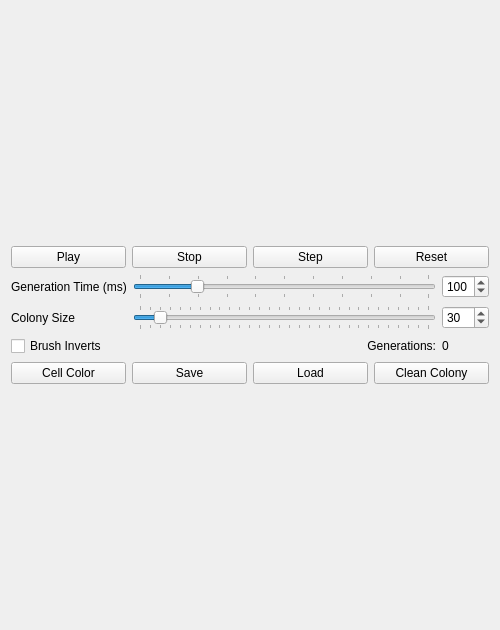
ingver-valhalla/game-of-life, file gameoflifemain.ui: the form before one commit.
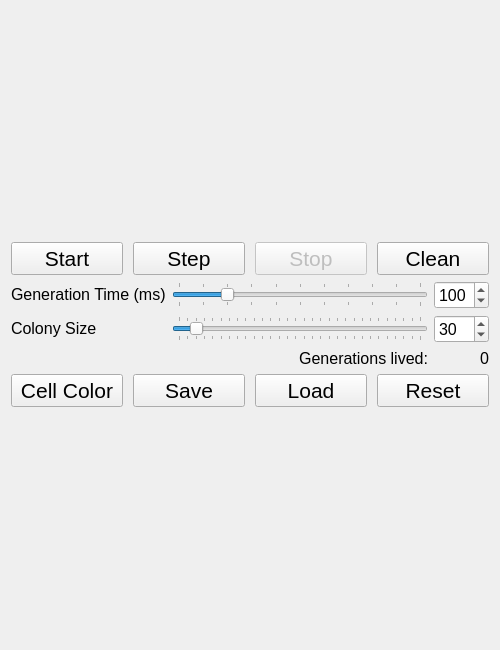
The form after the commit.

Commit message: Fill cell on LMB, clear on RMB; removed redundant widgets; made some refactoring

Patch:
```diff
--- a/gameoflifemain.ui
+++ b/gameoflifemain.ui
@@ -7,7 +7,7 @@
     <x>0</x>
     <y>0</y>
     <width>500</width>
-    <height>630</height>
+    <height>650</height>
    </rect>
   </property>
   <property name="sizePolicy">
@@ -25,7 +25,7 @@
   <widget class="QWidget" name="centralWidget">
    <layout class="QVBoxLayout" name="verticalLayout">
     <item>
-     <layout class="QVBoxLayout" name="mainLayout">
+     <layout class="QVBoxLayout" name="mainLayout" stretch="0,0">
       <property name="sizeConstraint">
        <enum>QLayout::SetFixedSize</enum>
       </property>
@@ -38,33 +38,77 @@
       </item>
       <item>
        <layout class="QVBoxLayout" name="settingsLayout">
+        <property name="sizeConstraint">
+         <enum>QLayout::SetMinimumSize</enum>
+        </property>
         <item>
          <layout class="QHBoxLayout" name="controlsLayout">
+          <property name="spacing">
+           <number>10</number>
+          </property>
+          <property name="leftMargin">
+           <number>0</number>
+          </property>
           <item>
-           <widget class="QPushButton" name="playButton">
-            <property name="text">
-             <string>Play</string>
+           <widget class="QPushButton" name="startButton">
+            <property name="font">
+             <font>
+              <pointsize>16</pointsize>
+              <weight>50</weight>
+              <italic>false</italic>
+              <bold>false</bold>
+              <underline>false</underline>
+             </font>
             </property>
-           </widget>
-          </item>
-          <item>
-           <widget class="QPushButton" name="stopButton">
             <property name="text">
-             <string>Stop</string>
+             <string>Start</string>
             </property>
            </widget>
           </item>
           <item>
            <widget class="QPushButton" name="stepButton">
+            <property name="font">
+             <font>
+              <pointsize>16</pointsize>
+              <weight>50</weight>
+              <italic>false</italic>
+              <bold>false</bold>
+              <underline>false</underline>
+             </font>
+            </property>
             <property name="text">
              <string>Step</string>
             </property>
            </widget>
           </item>
           <item>
-           <widget class="QPushButton" name="resetButton">
+           <widget class="QPushButton" name="stopButton">
+            <property name="enabled">
+             <bool>false</bool>
+            </property>
+            <property name="font">
+             <font>
+              <pointsize>16</pointsize>
+              <weight>50</weight>
+              <italic>false</italic>
+              <bold>false</bold>
+              <underline>false</underline>
+             </font>
+            </property>
             <property name="text">
-             <string>Reset</string>
+             <string>Stop</string>
+            </property>
+           </widget>
+          </item>
+          <item>
+           <widget class="QPushButton" name="cleanColonyButton">
+            <property name="font">
+             <font>
+              <pointsize>16</pointsize>
+             </font>
+            </property>
+            <property name="text">
+             <string>Clean</string>
             </property>
            </widget>
           </item>
@@ -72,8 +116,63 @@
         </item>
         <item>
          <layout class="QGridLayout" name="sliderLayout">
+          <item row="1" column="1">
+           <widget class="QSlider" name="colonySizeSlider">
+            <property name="minimum">
+             <number>10</number>
+            </property>
+            <property name="maximum">
+             <number>300</number>
+            </property>
+            <property name="value">
+             <number>30</number>
+            </property>
+            <property name="orientation">
+             <enum>Qt::Horizontal</enum>
+            </property>
+            <property name="tickPosition">
+             <enum>QSlider::TicksBothSides</enum>
+            </property>
+            <property name="tickInterval">
+             <number>10</number>
+            </property>
+           </widget>
+          </item>
+          <item row="0" column="1">
+           <widget class="QSlider" name="generationTimeSlider">
+            <property name="minimum">
+             <number>1</number>
+            </property>
+            <property name="maximum">
+             <number>500</number>
+            </property>
+            <property name="value">
+             <number>100</number>
+            </property>
+            <property name="orientation">
+             <enum>Qt::Horizontal</enum>
+            </property>
+            <property name="tickPosition">
+             <enum>QSlider::TicksBothSides</enum>
+            </property>
+            <property name="tickInterval">
+             <number>50</number>
+            </property>
+           </widget>
+          </item>
           <item row="1" column="0">
            <widget class="QLabel" name="colonySizeLabel">
+            <property name="sizePolicy">
+             <sizepolicy hsizetype="Preferred" vsizetype="Fixed">
+              <horstretch>0</horstretch>
+              <verstretch>0</verstretch>
+             </sizepolicy>
+            </property>
+            <property name="font">
+             <font>
+              <pointsize>12</pointsize>
+             </font>
+            </property>
             <property name="text">
              <string>Colony Size</string>
             </property>
@@ -81,61 +180,29 @@
           </item>
           <item row="0" column="0">
            <widget class="QLabel" name="generationTimeLabel">
+            <property name="sizePolicy">
+             <sizepolicy hsizetype="Preferred" vsizetype="Fixed">
+              <horstretch>0</horstretch>
+              <verstretch>0</verstretch>
+             </sizepolicy>
+            </property>
+            <property name="font">
+             <font>
+              <pointsize>12</pointsize>
+             </font>
+            </property>
             <property name="text">
              <string>Generation Time (ms)</string>
             </property>
            </widget>
           </item>
-          <item row="1" column="1">
-           <widget class="QSlider" name="colonySizeSlider">
-            <property name="minimum">
-             <number>10</number>
-            </property>
-            <property name="maximum">
-             <number>300</number>
-            </property>
-            <property name="value">
-             <number>30</number>
-            </property>
-            <property name="orientation">
-             <enum>Qt::Horizontal</enum>
-            </property>
-            <property name="tickPosition">
-             <enum>QSlider::TicksBothSides</enum>
-            </property>
-            <property name="tickInterval">
-             <number>10</number>
-            </property>
-           </widget>
-          </item>
-          <item row="1" column="2">
-           <widget class="QSpinBox" name="colonySizeSpinBox">
-            <property name="minimum">
-             <number>10</number>
-            </property>
-            <property name="maximum">
-             <number>300</number>
-            </property>
-            <property name="value">
-             <number>30</number>
-            </property>
-           </widget>
-          </item>
           <item row="0" column="2">
            <widget class="QSpinBox" name="generationTimeSpinBox">
-            <property name="minimum">
-             <number>1</number>
+            <property name="font">
+             <font>
+              <pointsize>12</pointsize>
+             </font>
             </property>
-            <property name="maximum">
-             <number>500</number>
-            </property>
-            <property name="value">
-             <number>100</number>
-            </property>
-           </widget>
-          </item>
-          <item row="0" column="1">
-           <widget class="QSlider" name="generationTimeSlider">
             <property name="minimum">
              <number>1</number>
             </property>
@@ -144,46 +211,76 @@
             </property>
             <property name="value">
              <number>100</number>
-            </property>
-            <property name="orientation">
-             <enum>Qt::Horizontal</enum>
-            </property>
-            <property name="tickPosition">
-             <enum>QSlider::TicksBothSides</enum>
-            </property>
-            <property name="tickInterval">
-             <number>50</number>
-            </property>
-           </widget>
-          </item>
-          <item row="2" column="0">
-           <widget class="QCheckBox" name="brushInverseCheckBox">
-            <property name="text">
-             <string>Brush Inverts</string>
             </property>
            </widget>
           </item>
           <item row="2" column="2">
            <widget class="QLabel" name="generationCountLabel">
+            <property name="sizePolicy">
+             <sizepolicy hsizetype="Preferred" vsizetype="Fixed">
+              <horstretch>0</horstretch>
+              <verstretch>0</verstretch>
+             </sizepolicy>
+            </property>
+            <property name="font">
+             <font>
+              <pointsize>12</pointsize>
+             </font>
+            </property>
             <property name="text">
              <string>0</string>
             </property>
+            <property name="alignment">
+             <set>Qt::AlignRight|Qt::AlignTrailing|Qt::AlignVCenter</set>
+            </property>
            </widget>
           </item>
           <item row="2" column="1">
-           <widget class="QLabel" name="generationLabel">
+           <widget class="QLabel" name="generationLivedLabel">
+            <property name="sizePolicy">
+             <sizepolicy hsizetype="Preferred" vsizetype="Fixed">
+              <horstretch>0</horstretch>
+              <verstretch>0</verstretch>
+             </sizepolicy>
+            </property>
+            <property name="font">
+             <font>
+              <pointsize>12</pointsize>
+             </font>
+            </property>
             <property name="text">
-             <string>Generations:</string>
+             <string>Generations lived:</string>
             </property>
             <property name="alignment">
              <set>Qt::AlignRight|Qt::AlignTrailing|Qt::AlignVCenter</set>
             </property>
            </widget>
           </item>
+          <item row="1" column="2">
+           <widget class="QSpinBox" name="colonySizeSpinBox">
+            <property name="font">
+             <font>
+              <pointsize>12</pointsize>
+             </font>
+            </property>
+            <property name="minimum">
+             <number>10</number>
+            </property>
+            <property name="maximum">
+             <number>300</number>
+            </property>
+            <property name="value">
+             <number>30</number>
+            </property>
+           </widget>
+          </item>
          </layout>
         </item>
         <item>
          <layout class="QHBoxLayout" name="horizontalLayout">
+          <property name="spacing">
+           <number>10</number>
+          </property>
           <item>
            <widget class="QPushButton" name="cellColorButton">
             <property name="enabled">
@@ -195,6 +292,11 @@
               <verstretch>0</verstretch>
              </sizepolicy>
             </property>
+            <property name="font">
+             <font>
+              <pointsize>16</pointsize>
+             </font>
+            </property>
             <property name="text">
              <string>Cell Color</string>
             </property>
@@ -208,6 +310,11 @@
               <verstretch>0</verstretch>
              </sizepolicy>
             </property>
+            <property name="font">
+             <font>
+              <pointsize>16</pointsize>
+             </font>
+            </property>
             <property name="text">
              <string>Save</string>
             </property>
@@ -221,15 +328,29 @@
               <verstretch>0</verstretch>
              </sizepolicy>
             </property>
+            <property name="font">
+             <font>
+              <pointsize>16</pointsize>
+             </font>
+            </property>
             <property name="text">
              <string>Load</string>
             </property>
            </widget>
           </item>
           <item>
-           <widget class="QPushButton" name="cleanColonyButton">
+           <widget class="QPushButton" name="resetButton">
+            <property name="font">
+             <font>
+              <pointsize>16</pointsize>
+              <weight>50</weight>
+              <italic>false</italic>
+              <bold>false</bold>
+              <underline>false</underline>
+             </font>
+            </property>
             <property name="text">
-             <string>Clean Colony</string>
+             <string>Reset</string>
             </property>
            </widget>
           </item>
```
Left out of the diff: 36 changed lines with no effect on the pictures. The commit also changes 4 other files.
